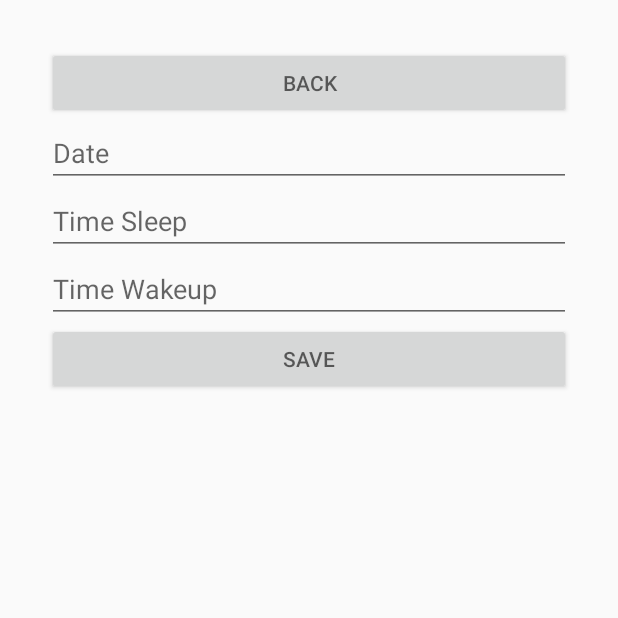
After one commit to adobebeta/Healthy, an Android app: the fragment SleepFormFragment placed in its activity, on a phone screen of 412 x 824 dp, the top half of it. The commit adds this screen. Run offline under Robolectric (Android 15) with nearby library versions, the phone set to English and light mode, and no system bars; our stand-ins replace Firebase (no records; nobody signed in at launch, a user with empty details on screens opened directly).

Commit message:
add SleepFormFragment add SleepFragment

```diff
--- a/app/src/main/java/com/example/a59070090/healthy/MenuFragment.java
+++ b/app/src/main/java/com/example/a59070090/healthy/MenuFragment.java
@@ -13,6 +13,7 @@ import android.widget.ArrayAdapter;
 import android.widget.Button;
 import android.widget.ListView;
 
+import com.example.a59070090.healthy.sleep.SleepFragment;
 import com.example.a59070090.healthy.weight.WeightFragment;
 import com.google.firebase.auth.FirebaseAuth;
 
@@ -38,6 +39,7 @@ public class MenuFragment extends Fragment{
         menu.add("BMI");
         menu.add("Weight");
         menu.add("Setup");
+        menu.add("Sleep");
         menu.add("Sign out");
 
         final ArrayAdapter<String> menuAdapter = new ArrayAdapter<String>( //สร้าง adapter
@@ -60,6 +62,10 @@ public class MenuFragment extends Fragment{
                     Log.d("USER","GOTO WEIGHT");
                     getActivity().getSupportFragmentManager().beginTransaction().replace(R.id.main_view, new WeightFragment()).addToBackStack(null).commit();
                 }
+                else if (menu.get(i).equals("Sleep")){
+                    Log.d("USER", "GOTO SLEEP");
+                    getActivity().getSupportFragmentManager().beginTransaction().replace(R.id.main_view, new SleepFragment()).addToBackStack(null).commit();
+                }
                 else if (menu.get(i).equals("Sign out")){
                     Log.d("USER","Sign out from firebase auth");
                     FirebaseAuth mAuth = FirebaseAuth.getInstance();
--- /dev/null
+++ b/app/src/main/java/com/example/a59070090/healthy/sleep/SleepFormFragment.java
@@ -0,0 +1,28 @@
+package com.example.a59070090.healthy.sleep;
+
+import android.os.Bundle;
+import android.support.annotation.NonNull;
+import android.support.annotation.Nullable;
+import android.support.v4.app.Fragment;
+import android.view.LayoutInflater;
+import android.view.View;
+import android.view.ViewGroup;
+
+import com.example.a59070090.healthy.R;
+
+/**
+ * Created by adobebeta on 1/11/2018 AD.
+ */
+
+public class SleepFormFragment extends Fragment {
+    @Nullable
+    @Override
+    public View onCreateView(@NonNull LayoutInflater inflater, @Nullable ViewGroup container, @Nullable Bundle savedInstanceState) {
+        return inflater.inflate(R.layout.fragment_sleep_form,container,false);
+    }
+
+    @Override
+    public void onActivityCreated(@Nullable Bundle savedInstanceState) {
+        super.onActivityCreated(savedInstanceState);
+    }
+}
--- /dev/null
+++ b/app/src/main/res/layout/fragment_sleep_form.xml
@@ -0,0 +1,52 @@
+<?xml version="1.0" encoding="utf-8"?>
+<android.support.constraint.ConstraintLayout xmlns:android="http://schemas.android.com/apk/res/android"
+    android:layout_width="match_parent"
+    android:layout_height="match_parent">
+
+    <ScrollView
+        android:layout_width="match_parent"
+        android:layout_height="wrap_content">
+
+        <LinearLayout
+            android:layout_width="match_parent"
+            android:layout_height="wrap_content"
+            android:orientation="vertical"
+            android:padding="15dp">
+
+            <Button
+                android:id="@+id/sleep_form_back_btn"
+                android:layout_width="match_parent"
+                android:layout_height="wrap_content"
+                android:hint="BACK" />
+
+            <EditText
+
+                android:id="@+id/sleep_form_date"
+                android:layout_width="match_parent"
+                android:layout_height="wrap_content"
+                android:hint="Date" />
+
+            <EditText
+
+                android:id="@+id/sleep_form_timesleep"
+                android:layout_width="match_parent"
+                android:layout_height="wrap_content"
+                android:hint="Time Sleep" />
+
+            <EditText
+
+                android:id="@+id/sleep_form_timewakeup"
+                android:layout_width="match_parent"
+                android:layout_height="wrap_content"
+                android:hint="Time Wakeup" />
+
+            <Button
+                android:id="@+id/sleep_form_save_btn"
+                android:layout_width="match_parent"
+                android:layout_height="wrap_content"
+                android:hint="SAVE" />
+        </LinearLayout>
+    </ScrollView>
+
+
+</android.support.constraint.ConstraintLayout>
```
Also changed, not shown: app/src/main/java/com/example/a59070090/healthy/sleep/SleepFragment.java (added, +46 -0 lines), app/src/main/res/layout/fragment_sleep.xml (added, +33 -0 lines), app/src/main/res/layout/fragment_sleep_item.xml (added, +41 -0 lines).
